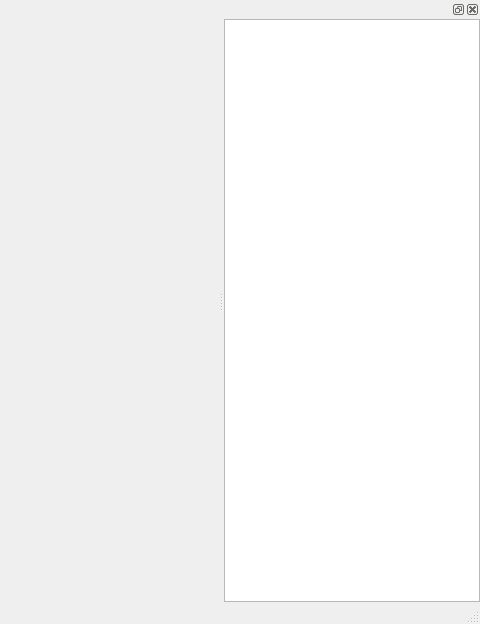
LambolAlee/PasTk-Cpp, file src/ui/templateeditor.ui: the form before one commit; both pictures show x 383 to 863 and y 0 to 624 of the 863 by 624 pixel window.
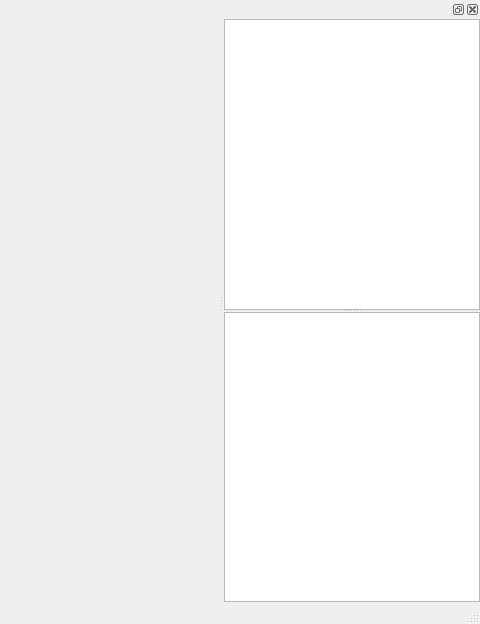
The form after the commit.

Patch:
```diff
--- a/src/ui/templateeditor.ui
+++ b/src/ui/templateeditor.ui
@@ -36,7 +36,16 @@
       <number>0</number>
      </property>
      <item row="0" column="0">
-      <widget class="QListView" name="listView"/>
+      <widget class="QSplitter" name="splitter">
+       <property name="orientation">
+        <enum>Qt::Vertical</enum>
+       </property>
+       <property name="handleWidth">
+        <number>2</number>
+       </property>
+       <widget class="QListView" name="listView"/>
+       <widget class="QTextBrowser" name="helpContent"/>
+      </widget>
      </item>
     </layout>
    </widget>
```
